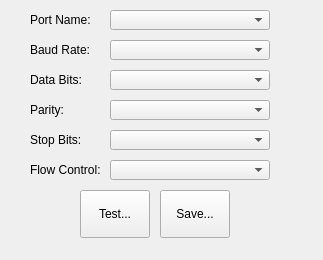
Before: the Qt Designer form settings/serialportsettings.ui in batistasilva/QtAppForCam-LSY201-TTL-INF, drawn with Qt 5.
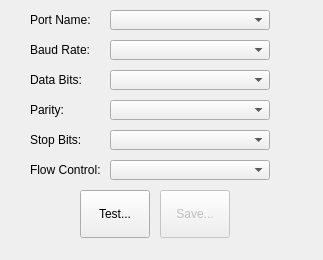
After: the same form once the commit is applied. Icons and pictures are not drawn.

```diff
--- a/settings/serialportsettings.ui
+++ b/settings/serialportsettings.ui
@@ -194,6 +194,9 @@
    </property>
   </widget>
   <widget class="QToolButton" name="toolBSPSettingSave">
+   <property name="enabled">
+    <bool>false</bool>
+   </property>
    <property name="geometry">
     <rect>
      <x>160</x>
```
